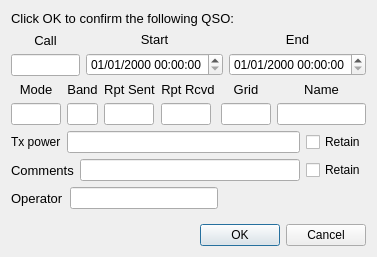
saitohirga/WSJT-X, file logqso.ui: the form before one commit.
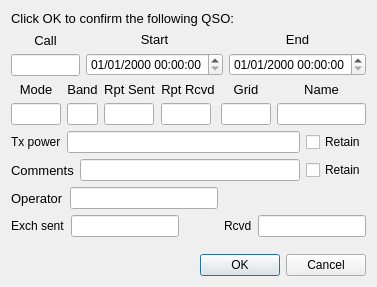
The form after the commit.

Commit message: Complete sending of log info to N1MM.  (Why does Exchange not show up there?)

```diff
--- a/logqso.ui
+++ b/logqso.ui
@@ -7,7 +7,7 @@
     <x>0</x>
     <y>0</y>
     <width>377</width>
-    <height>257</height>
+    <height>287</height>
    </rect>
   </property>
   <property name="sizePolicy">
@@ -390,6 +390,57 @@
      </item>
     </layout>
    </item>
+   <item>
+    <layout class="QHBoxLayout" name="horizontalLayout_3">
+     <item>
+      <widget class="QLabel" name="label_3">
+       <property name="text">
+        <string>Exch sent</string>
+       </property>
+      </widget>
+     </item>
+     <item>
+      <widget class="QLineEdit" name="exchSent">
+       <property name="maximumSize">
+        <size>
+         <width>120</width>
+         <height>16777215</height>
+        </size>
+       </property>
+      </widget>
+     </item>
+     <item>
+      <spacer name="horizontalSpacer_2">
+       <property name="orientation">
+        <enum>Qt::Horizontal</enum>
+       </property>
+       <property name="sizeHint" stdset="0">
+        <size>
+         <width>40</width>
+         <height>20</height>
+        </size>
+       </property>
+      </spacer>
+     </item>
+     <item>
+      <widget class="QLabel" name="label_4">
+       <property name="text">
+        <string>Rcvd</string>
+       </property>
+      </widget>
+     </item>
+     <item>
+      <widget class="QLineEdit" name="exchRcvd">
+       <property name="maximumSize">
+        <size>
+         <width>120</width>
+         <height>16777215</height>
+        </size>
+       </property>
+      </widget>
+     </item>
+    </layout>
+   </item>
    <item>
     <spacer name="verticalSpacer">
      <property name="orientation">
@@ -397,7 +448,7 @@
      </property>
      <property name="sizeHint" stdset="0">
       <size>
-       <width>0</width>
+       <width>20</width>
        <height>0</height>
       </size>
      </property>
```
Left out of the diff: 2 changed lines with no effect on the pictures. The commit also changes 2 other files.
